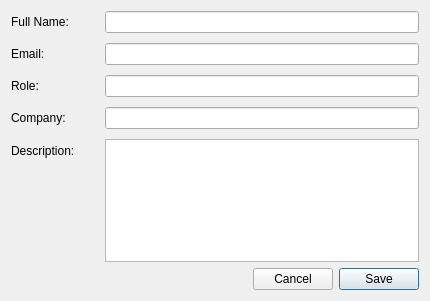
This is src/main/resources/base/userInfo.ui in ChiromboKenT/Industrial-Water-Quality-Guidelines-DSS as Qt 5 draws it before an edit. The edited form follows.
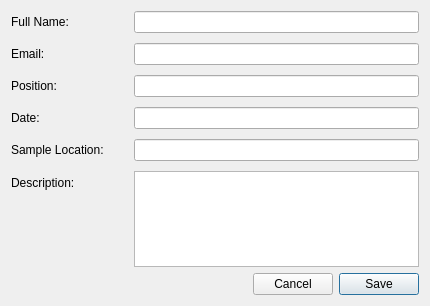
This is the edited form.

```diff
--- a/src/main/resources/base/userInfo.ui
+++ b/src/main/resources/base/userInfo.ui
@@ -7,7 +7,7 @@
     <x>0</x>
     <y>0</y>
     <width>430</width>
-    <height>301</height>
+    <height>306</height>
    </rect>
   </property>
   <property name="windowTitle">
@@ -45,7 +45,7 @@
      <item row="2" column="0">
       <widget class="QLabel" name="roleLabel">
        <property name="text">
-        <string>Role:</string>
+        <string>Position:</string>
        </property>
       </widget>
      </item>
@@ -55,23 +55,33 @@
      <item row="3" column="0">
       <widget class="QLabel" name="companyLabel">
        <property name="text">
-        <string>Company:</string>
+        <string>Date:</string>
        </property>
       </widget>
      </item>
      <item row="3" column="1">
       <widget class="QLineEdit" name="companyLineEdit"/>
      </item>
-     <item row="4" column="0">
+     <item row="5" column="0">
       <widget class="QLabel" name="descriptionLabel">
        <property name="text">
         <string>Description:</string>
        </property>
       </widget>
      </item>
-     <item row="4" column="1">
+     <item row="5" column="1">
       <widget class="QPlainTextEdit" name="descriptionLineEdit"/>
      </item>
+     <item row="4" column="0">
+      <widget class="QLabel" name="label">
+       <property name="text">
+        <string>Sample Location:</string>
+       </property>
+      </widget>
+     </item>
+     <item row="4" column="1">
+      <widget class="QLineEdit" name="locationLineEdit"/>
+     </item>
     </layout>
    </item>
    <item alignment="Qt::AlignLeft">
```
